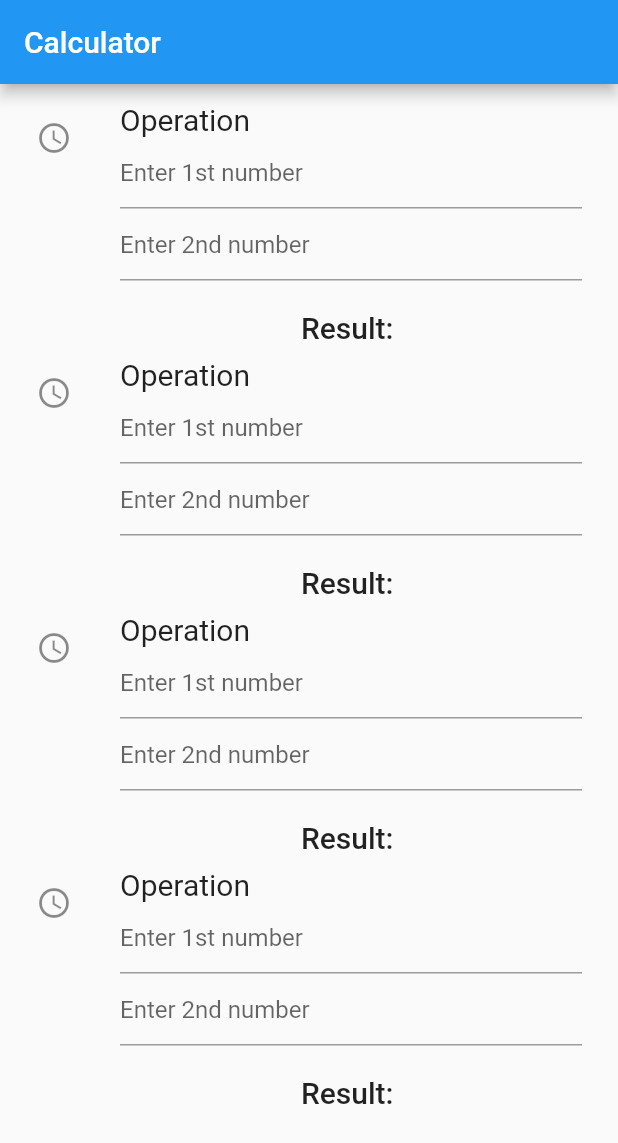
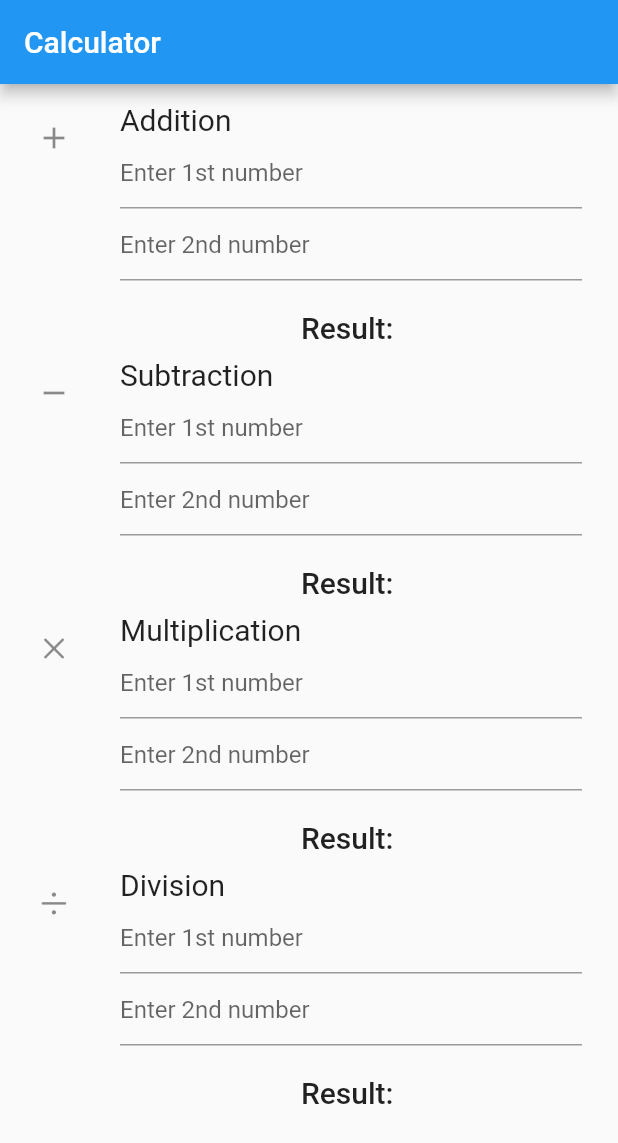
Before and after one commit to kboomska/testing-basics, a Flutter app: the screen it shows after launch, on a phone screen of 412 x 824 dp. Shown: the top 1143 px of the screen. Run offline on Flutter 3.47's test engine with Material 2 defaults, Android fonts, the phone set to English and light mode, and no system bars.

Commit message:
calculator widget testing; refactoring Operation enum

```diff
--- a/widget_testing/lib/operation.dart
+++ b/widget_testing/lib/operation.dart
@@ -1,6 +1,14 @@
+import 'package:flutter/cupertino.dart';
+import 'package:flutter/material.dart';
+
 enum Operation {
-  add,
-  subtract,
-  multiply,
-  divide,
+  add('Addition', Icon(Icons.add)),
+  subtract('Subtraction', Icon(Icons.remove)),
+  multiply('Multiplication', Icon(CupertinoIcons.multiply)),
+  divide('Division', Icon(CupertinoIcons.divide));
+
+  final String descriptionOperation;
+  final Icon iconOperation;
+
+  const Operation(this.descriptionOperation, this.iconOperation);
 }
--- a/widget_testing/lib/operation_widget.dart
+++ b/widget_testing/lib/operation_widget.dart
@@ -40,11 +40,11 @@ class _OperationWidgetState extends State<OperationWidget> {
   @override
   Widget build(BuildContext context) {
     return ListTile(
-      title: const Text(
-        'Operation',
-        style: TextStyle(fontSize: 20),
+      title: Text(
+        widget.operation.descriptionOperation,
+        style: const TextStyle(fontSize: 20),
       ),
-      leading: const Icon(Icons.access_time_outlined),
+      leading: widget.operation.iconOperation,
       subtitle: Column(
         children: [
           TextField(
```
